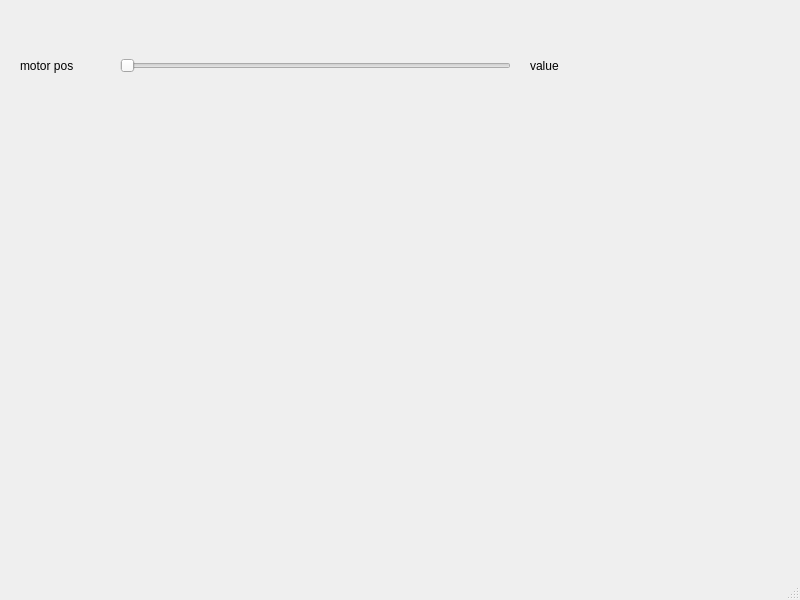
This is mainwindow.ui in NANDKLFSAJDKJHAjkhdsakxz1312/abstraction as Qt 5 draws it before an edit. The edited form follows.
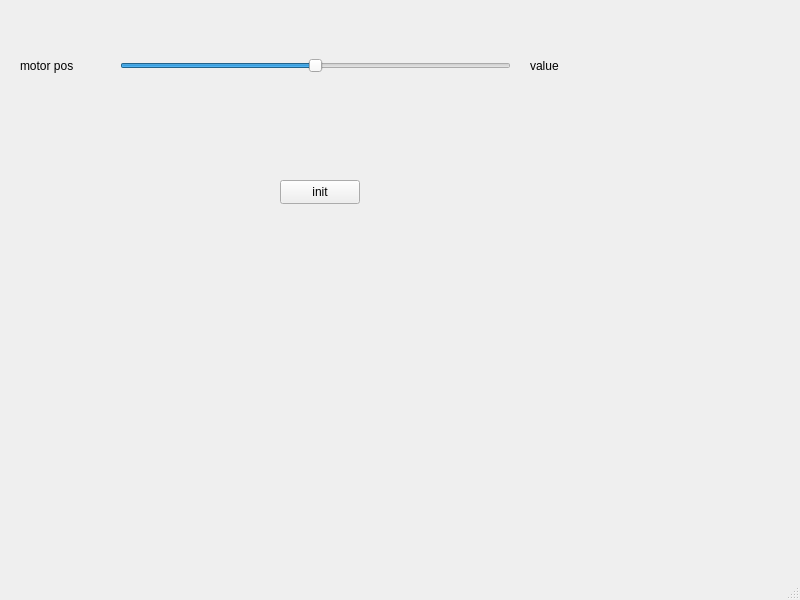
This is the edited form.

Diff of the .ui file:
```diff
--- a/mainwindow.ui
+++ b/mainwindow.ui
@@ -36,6 +36,12 @@
       <height>31</height>
      </rect>
     </property>
+    <property name="minimum">
+     <number>-100000</number>
+    </property>
+    <property name="maximum">
+     <number>100000</number>
+    </property>
     <property name="orientation">
      <enum>Qt::Horizontal</enum>
     </property>
@@ -53,6 +59,19 @@
      <string>value</string>
     </property>
    </widget>
+   <widget class="QPushButton" name="initButton">
+    <property name="geometry">
+     <rect>
+      <x>280</x>
+      <y>180</y>
+      <width>80</width>
+      <height>24</height>
+     </rect>
+    </property>
+    <property name="text">
+     <string>init</string>
+    </property>
+   </widget>
   </widget>
   <widget class="QMenuBar" name="menubar">
    <property name="geometry">
```
